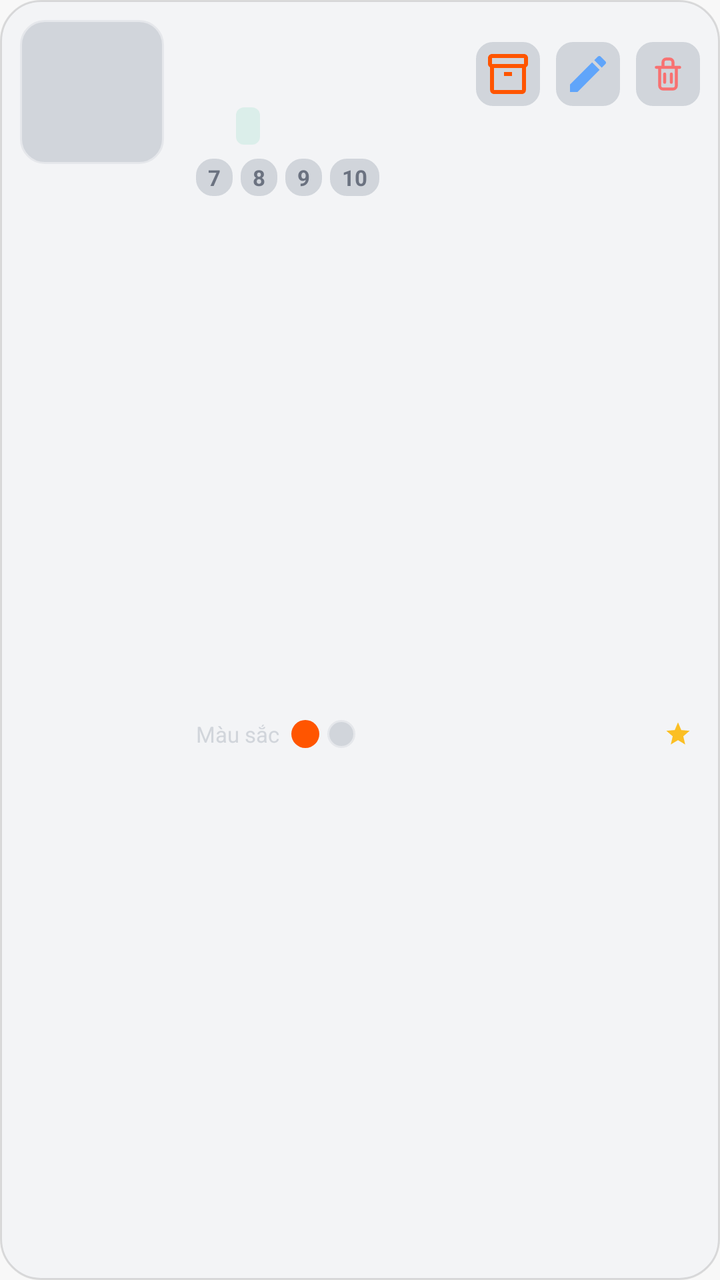
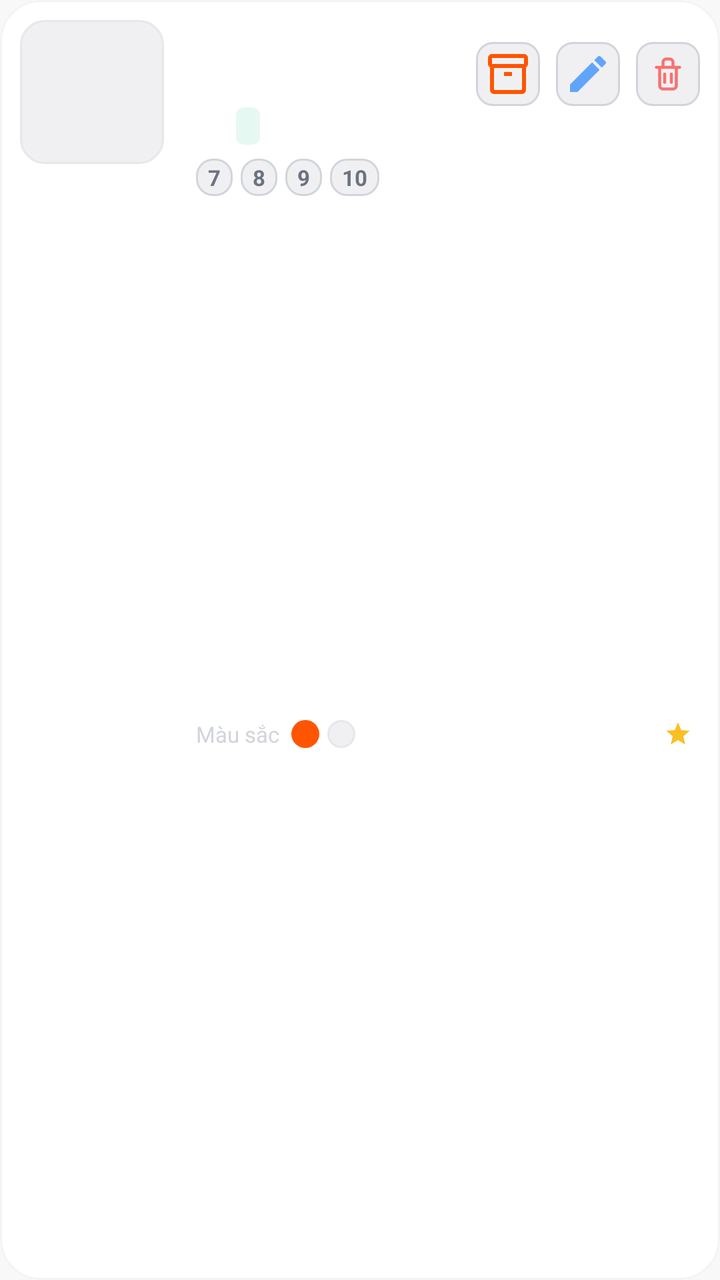

An Android layout rendered at two revisions. The XML below is the earlier revision; the diff shows what the commit changed to produce the second picture.
<!-- AndroidManifest.xml: application theme Theme.SoleStep -->
<!-- res/layout/item_admin_product.xml -->
<?xml version="1.0" encoding="utf-8"?>
<androidx.constraintlayout.widget.ConstraintLayout
    xmlns:android="http://schemas.android.com/apk/res/android"
    xmlns:app="http://schemas.android.com/apk/res-auto"
    android:layout_width="match_parent"
    android:layout_height="wrap_content"
    android:background="@drawable/bg_card_dark"
    android:clickable="true"
    android:focusable="true"
    android:foreground="?attr/selectableItemBackground"
    android:paddingStart="@dimen/space_card_padding"
    android:paddingTop="@dimen/space_card_padding"
    android:paddingEnd="@dimen/space_card_padding"
    android:paddingBottom="@dimen/space_card_padding">

    
    <ImageView
        android:id="@+id/admin_prod_image"
        android:layout_width="72dp"
        android:layout_height="72dp"
        android:background="@drawable/bg_admin_product_image"
        android:contentDescription="@string/product_image_desc"
        android:padding="@dimen/space_4"
        android:scaleType="centerCrop"
        app:layout_constraintStart_toStartOf="parent"
        app:layout_constraintTop_toTopOf="parent" />

    
    <ImageButton
        android:id="@+id/admin_prod_btn_delete"
        android:layout_width="32dp"
        android:layout_height="32dp"
        android:background="@drawable/bg_admin_icon_btn"
        android:contentDescription="@string/action_delete"
        android:padding="@dimen/space_4"
        android:src="@drawable/ic_trash"
        android:tint="@color/status_error_light"
        app:layout_constraintEnd_toEndOf="parent"
        app:layout_constraintBottom_toBottomOf="@id/admin_prod_name"
        app:layout_constraintTop_toTopOf="@id/admin_prod_name" />

    
    <ImageButton
        android:id="@+id/admin_prod_btn_edit"
        android:layout_width="32dp"
        android:layout_height="32dp"
        android:layout_marginEnd="@dimen/space_4"
        android:background="@drawable/bg_admin_icon_btn"
        android:contentDescription="@string/action_edit"
        android:padding="@dimen/space_4"
        android:src="@drawable/ic_edit_pencil"
        android:tint="@color/status_info"
        app:layout_constraintEnd_toStartOf="@id/admin_prod_btn_delete"
        app:layout_constraintBottom_toBottomOf="@id/admin_prod_name"
        app:layout_constraintTop_toTopOf="@id/admin_prod_name" />

    
    <ImageButton
        android:id="@+id/admin_prod_btn_variants"
        android:layout_width="32dp"
        android:layout_height="32dp"
        android:layout_marginEnd="@dimen/space_4"
        android:background="@drawable/bg_admin_icon_btn"
        android:contentDescription="Quản lý biến thể"
        android:padding="@dimen/space_4"
        android:src="@drawable/ic_material_inventory_2"
        android:tint="@color/brand_orange"
        app:layout_constraintEnd_toStartOf="@id/admin_prod_btn_edit"
        app:layout_constraintBottom_toBottomOf="@id/admin_prod_name"
        app:layout_constraintTop_toTopOf="@id/admin_prod_name" />

    
    <TextView
        android:id="@+id/admin_prod_brand"
        android:layout_width="0dp"
        android:layout_height="wrap_content"
        android:layout_marginStart="@dimen/space_8"
        android:layout_marginEnd="@dimen/space_6"
        android:ellipsize="end"
        android:maxLines="1"
        android:textColor="@color/text_dark_muted"
        android:textSize="11sp"
        app:layout_constraintEnd_toStartOf="@id/admin_prod_btn_variants"
        app:layout_constraintStart_toEndOf="@id/admin_prod_image"
        app:layout_constraintTop_toTopOf="@id/admin_prod_image" />

    
    <TextView
        android:id="@+id/admin_prod_name"
        android:layout_width="0dp"
        android:layout_height="wrap_content"
        android:layout_marginStart="@dimen/space_8"
        android:layout_marginTop="@dimen/space_1"
        android:layout_marginEnd="@dimen/space_4"
        android:ellipsize="end"
        android:maxLines="1"
        android:textColor="@color/text_dark_primary"
        android:textSize="15sp"
        android:textStyle="bold"
        app:layout_constraintEnd_toStartOf="@id/admin_prod_badge_new"
        app:layout_constraintStart_toEndOf="@id/admin_prod_image"
        app:layout_constraintTop_toBottomOf="@id/admin_prod_brand" />

    
    <TextView
        android:id="@+id/admin_prod_badge_new"
        android:layout_width="wrap_content"
        android:layout_height="wrap_content"
        android:background="@drawable/bg_badge_orange"
        android:paddingStart="@dimen/space_3"
        android:paddingTop="2dp"
        android:paddingEnd="@dimen/space_3"
        android:paddingBottom="2dp"
        android:text="@string/badge_new"
        android:textColor="@color/brand_white"
        android:textSize="10sp"
        android:textStyle="bold"
        android:visibility="gone"
        app:layout_constraintBottom_toBottomOf="@id/admin_prod_name"
        app:layout_constraintEnd_toStartOf="@id/admin_prod_btn_variants"
        app:layout_constraintTop_toTopOf="@id/admin_prod_name" />

    
    <LinearLayout
        android:id="@+id/admin_prod_price_row"
        android:layout_width="0dp"
        android:layout_height="wrap_content"
        android:layout_marginStart="@dimen/space_8"
        android:layout_marginTop="@dimen/space_3"
        android:gravity="center_vertical"
        android:orientation="horizontal"
        app:layout_constraintEnd_toEndOf="parent"
        app:layout_constraintStart_toEndOf="@id/admin_prod_image"
        app:layout_constraintTop_toBottomOf="@id/admin_prod_name">

        <TextView
            android:id="@+id/admin_prod_price"
            android:layout_width="wrap_content"
            android:layout_height="wrap_content"
            android:textColor="@color/text_accent"
            android:textSize="15sp"
            android:textStyle="bold" />

        <TextView
            android:id="@+id/admin_prod_price_original"
            android:layout_width="wrap_content"
            android:layout_height="wrap_content"
            android:layout_marginStart="@dimen/space_4"
            android:textColor="@color/text_dark_faint"
            android:textSize="12sp" />

        <TextView
            android:id="@+id/admin_prod_stock"
            android:layout_width="wrap_content"
            android:layout_height="wrap_content"
            android:layout_marginStart="@dimen/space_6"
            android:background="@drawable/bg_admin_stock_ok"
            android:paddingStart="@dimen/space_3"
            android:paddingTop="2dp"
            android:paddingEnd="@dimen/space_3"
            android:paddingBottom="2dp"
            android:textColor="@color/status_success_light"
            android:textSize="11sp"
            android:textStyle="bold" />
    </LinearLayout>

    
    <LinearLayout
        android:id="@+id/admin_prod_sizes_row"
        android:layout_width="0dp"
        android:layout_height="wrap_content"
        android:layout_marginStart="@dimen/space_8"
        android:layout_marginTop="@dimen/space_3"
        android:gravity="center_vertical"
        android:orientation="horizontal"
        app:layout_constraintEnd_toEndOf="parent"
        app:layout_constraintStart_toEndOf="@id/admin_prod_image"
        app:layout_constraintTop_toBottomOf="@id/admin_prod_price_row">

        
        <TextView
            android:id="@+id/admin_prod_size_1"
            android:layout_width="wrap_content"
            android:layout_height="wrap_content"
            android:background="@drawable/bg_admin_icon_btn"
            android:paddingStart="@dimen/space_3"
            android:paddingTop="2dp"
            android:paddingEnd="@dimen/space_3"
            android:paddingBottom="2dp"
            android:text="7"
            android:textColor="@color/text_dark_tertiary"
            android:textSize="11sp"
            android:textStyle="bold" />

        <TextView
            android:id="@+id/admin_prod_size_2"
            android:layout_width="wrap_content"
            android:layout_height="wrap_content"
            android:layout_marginStart="@dimen/space_2"
            android:background="@drawable/bg_admin_icon_btn"
            android:paddingStart="@dimen/space_3"
            android:paddingTop="2dp"
            android:paddingEnd="@dimen/space_3"
            android:paddingBottom="2dp"
            android:text="8"
            android:textColor="@color/text_dark_tertiary"
            android:textSize="11sp"
            android:textStyle="bold" />

        <TextView
            android:id="@+id/admin_prod_size_3"
            android:layout_width="wrap_content"
            android:layout_height="wrap_content"
            android:layout_marginStart="@dimen/space_2"
            android:background="@drawable/bg_admin_icon_btn"
            android:paddingStart="@dimen/space_3"
            android:paddingTop="2dp"
            android:paddingEnd="@dimen/space_3"
            android:paddingBottom="2dp"
            android:text="9"
            android:textColor="@color/text_dark_tertiary"
            android:textSize="11sp"
            android:textStyle="bold" />

        <TextView
            android:id="@+id/admin_prod_size_4"
            android:layout_width="wrap_content"
            android:layout_height="wrap_content"
            android:layout_marginStart="@dimen/space_2"
            android:background="@drawable/bg_admin_icon_btn"
            android:paddingStart="@dimen/space_3"
            android:paddingTop="2dp"
            android:paddingEnd="@dimen/space_3"
            android:paddingBottom="2dp"
            android:text="10"
            android:textColor="@color/text_dark_tertiary"
            android:textSize="11sp"
            android:textStyle="bold" />

        <TextView
            android:id="@+id/admin_prod_size_more"
            android:layout_width="wrap_content"
            android:layout_height="wrap_content"
            android:layout_marginStart="@dimen/space_2"
            android:background="@drawable/bg_badge_orange"
            android:paddingStart="@dimen/space_3"
            android:paddingTop="2dp"
            android:paddingEnd="@dimen/space_3"
            android:paddingBottom="2dp"
            android:textColor="@color/brand_white"
            android:textSize="11sp"
            android:textStyle="bold"
            android:visibility="gone" />
    </LinearLayout>

    
    <LinearLayout
        android:id="@+id/admin_prod_bottom_row"
        android:layout_width="0dp"
        android:layout_height="wrap_content"
        android:layout_marginStart="@dimen/space_8"
        android:layout_marginTop="@dimen/space_3"
        android:gravity="center_vertical"
        android:orientation="horizontal"
        app:layout_constraintBottom_toBottomOf="parent"
        app:layout_constraintEnd_toEndOf="parent"
        app:layout_constraintStart_toEndOf="@id/admin_prod_image"
        app:layout_constraintTop_toBottomOf="@id/admin_prod_sizes_row">

        <TextView
            android:layout_width="wrap_content"
            android:layout_height="wrap_content"
            android:text="@string/admin_colors_label"
            android:textColor="@color/text_dark_faint"
            android:textSize="11sp" />

        
        <View
            android:id="@+id/admin_prod_color_1"
            android:layout_width="14dp"
            android:layout_height="14dp"
            android:layout_marginStart="@dimen/space_3"
            android:background="@drawable/bg_circle_orange" />

        <View
            android:id="@+id/admin_prod_color_2"
            android:layout_width="14dp"
            android:layout_height="14dp"
            android:layout_marginStart="@dimen/space_2"
            android:background="@drawable/bg_admin_product_image" />

        
        <View
            android:layout_width="0dp"
            android:layout_height="1dp"
            android:layout_weight="1" />

        
        <ImageView
            android:layout_width="14dp"
            android:layout_height="14dp"
            android:contentDescription="@null"
            android:src="@drawable/ic_star"
            android:tint="@color/star_filled" />

        <TextView
            android:id="@+id/admin_prod_rating"
            android:layout_width="wrap_content"
            android:layout_height="wrap_content"
            android:layout_marginStart="@dimen/space_2"
            android:textColor="@color/text_dark_tertiary"
            android:textSize="12sp" />
    </LinearLayout>

</androidx.constraintlayout.widget.ConstraintLayout>
<!-- resources referenced by this layout -->
<resources>
  <color name="brand_orange">#FF5500</color>
  <color name="brand_white">#FFFFFF</color>
  <color name="star_filled">#FBBF24</color>
  <color name="status_info">#60A5FA</color>
  <color name="text_accent">#FF5500</color>
  <color name="text_dark_faint">#D1D5DB</color>
  <color name="text_dark_muted">#9CA3AF</color>
  <color name="text_dark_primary">#0A0A0A</color>
  <color name="text_dark_tertiary">#6B7280</color>
  <dimen name="space_1">2dp</dimen>
  <dimen name="space_2">4dp</dimen>
  <dimen name="space_3">6dp</dimen>
  <dimen name="space_4">8dp</dimen>
  <dimen name="space_6">12dp</dimen>
  <dimen name="space_8">16dp</dimen>
  <!-- drawable bg_admin_icon_btn (drawable) -->
  <?xml version="1.0" encoding="utf-8"?>
  <shape xmlns:android="http://schemas.android.com/apk/res/android"
      android:shape="rectangle">
      <solid android:color="@color/bg_dark_surface_4" />
      <corners android:radius="@dimen/radius_sm" />
      <stroke
          android:width="@dimen/stroke_thin"
          android:color="@color/border_dark_medium" />
  </shape>
  <!-- drawable bg_admin_product_image (drawable) -->
  <?xml version="1.0" encoding="utf-8"?>
  <shape xmlns:android="http://schemas.android.com/apk/res/android"
      android:shape="rectangle">
      <solid android:color="@color/bg_dark_surface_4" />
      <corners android:radius="@dimen/radius_md" />
      <stroke
          android:width="@dimen/stroke_thin"
          android:color="@color/border_dark_normal" />
  </shape>
  <!-- drawable bg_card_dark (drawable) -->
  <?xml version="1.0" encoding="utf-8"?>
  <shape xmlns:android="http://schemas.android.com/apk/res/android"
      android:shape="rectangle">
      <solid android:color="@color/bg_dark_surface_2" />
      <corners android:radius="@dimen/radius_card" />
      <stroke
          android:width="@dimen/stroke_thin"
          android:color="@color/border_dark_light" />
  </shape>
  <string name="action_delete">Xóa</string>
  <string name="action_edit">Sửa</string>
  <string name="badge_new">MỚI</string>
  <color name="bg_dark_surface_4">#D1D5DB</color>
  <dimen name="radius_sm">8dp</dimen>
  <dimen name="stroke_thin">1dp</dimen>
  <color name="border_dark_medium">#D1D5DB</color>
  <dimen name="radius_md">12dp</dimen>
  <color name="border_dark_normal">#E5E7EB</color>
  <dimen name="radius_xs">4dp</dimen>
  <dimen name="radius_badge">8dp</dimen>
  <dimen name="radius_card">20dp</dimen>
  <color name="border_dark_light">#1F000000</color>
  <color name="status_error">#EF4444</color>
  <color name="brand_black">#0A0A0A</color>
  <color name="bg_primary">#FFFFFF</color>
  <color name="text_primary">#0A0A0A</color>
  <color name="bg_secondary">#F8F8F8</color>
  <dimen name="radius_lg">16dp</dimen>
  <dimen name="radius_2xl">24dp</dimen>
  <dimen name="font_display">48sp</dimen>
  <dimen name="font_title_large">24sp</dimen>
  <dimen name="font_title">20sp</dimen>
  <dimen name="font_headline">18sp</dimen>
  <dimen name="font_subheading">16sp</dimen>
  <dimen name="font_label">14sp</dimen>
  <color name="text_secondary">#374151</color>
  <dimen name="font_body">13sp</dimen>
  <dimen name="font_caption">11sp</dimen>
  <color name="text_tertiary">#6B7280</color>
  <dimen name="font_caption_small">10sp</dimen>
  <color name="text_muted">#9CA3AF</color>
  <dimen name="font_overline">9sp</dimen>
  <dimen name="elev_bottom_nav">8dp</dimen>
  <dimen name="bottom_nav_height">88dp</dimen>
  <dimen name="radius_button">20dp</dimen>
  <dimen name="btn_height_large">52dp</dimen>
  <dimen name="space_16">32dp</dimen>
  <dimen name="elev_raised">4dp</dimen>
  <color name="border_normal">#E5E7EB</color>
  <dimen name="radius_input">20dp</dimen>
  <dimen name="radius_chip">12dp</dimen>
  <dimen name="space_12">24dp</dimen>
  <dimen name="btn_height_tiny">28dp</dimen>
  <dimen name="elev_card">2dp</dimen>
  <color name="border_light">#F3F4F6</color>
  <dimen name="toolbar_height">56dp</dimen>
  <dimen name="elev_top_bar">4dp</dimen>
  <dimen name="elev_fab">6dp</dimen>
  <!-- unchanged entries left out for length: 39 -->
</resources>

<!-- the commit's change to res/layout/item_admin_product.xml (unified diff, before → after) -->
@@ -4,7 +4,7 @@
     xmlns:app="http://schemas.android.com/apk/res-auto"
     android:layout_width="match_parent"
     android:layout_height="wrap_content"
-    android:background="@drawable/bg_card_dark"
+    android:background="@drawable/bg_card_light"
     android:clickable="true"
     android:focusable="true"
     android:foreground="?attr/selectableItemBackground"
@@ -78,7 +78,7 @@
         android:layout_marginEnd="@dimen/space_6"
         android:ellipsize="end"
         android:maxLines="1"
-        android:textColor="@color/text_dark_muted"
+        android:textColor="@color/text_muted"
         android:textSize="11sp"
         app:layout_constraintEnd_toStartOf="@id/admin_prod_btn_variants"
         app:layout_constraintStart_toEndOf="@id/admin_prod_image"
@@ -94,7 +94,7 @@
         android:layout_marginEnd="@dimen/space_4"
         android:ellipsize="end"
         android:maxLines="1"
-        android:textColor="@color/text_dark_primary"
+        android:textColor="@color/text_primary"
         android:textSize="15sp"
         android:textStyle="bold"
         app:layout_constraintEnd_toStartOf="@id/admin_prod_badge_new"
@@ -146,7 +146,7 @@
             android:layout_width="wrap_content"
             android:layout_height="wrap_content"
             android:layout_marginStart="@dimen/space_4"
-            android:textColor="@color/text_dark_faint"
+            android:textColor="@color/text_placeholder"
             android:textSize="12sp" />
 
         <TextView
@@ -188,7 +188,7 @@
             android:paddingEnd="@dimen/space_3"
             android:paddingBottom="2dp"
             android:text="7"
-            android:textColor="@color/text_dark_tertiary"
+            android:textColor="@color/text_tertiary"
             android:textSize="11sp"
             android:textStyle="bold" />
 
@@ -203,7 +203,7 @@
             android:paddingEnd="@dimen/space_3"
             android:paddingBottom="2dp"
             android:text="8"
-            android:textColor="@color/text_dark_tertiary"
+            android:textColor="@color/text_tertiary"
             android:textSize="11sp"
             android:textStyle="bold" />
 
@@ -218,7 +218,7 @@
             android:paddingEnd="@dimen/space_3"
             android:paddingBottom="2dp"
             android:text="9"
-            android:textColor="@color/text_dark_tertiary"
+            android:textColor="@color/text_tertiary"
             android:textSize="11sp"
             android:textStyle="bold" />
 
@@ -233,7 +233,7 @@
             android:paddingEnd="@dimen/space_3"
             android:paddingBottom="2dp"
             android:text="10"
-            android:textColor="@color/text_dark_tertiary"
+            android:textColor="@color/text_tertiary"
             android:textSize="11sp"
             android:textStyle="bold" />
 
@@ -271,7 +271,7 @@
             android:layout_width="wrap_content"
             android:layout_height="wrap_content"
             android:text="@string/admin_colors_label"
-            android:textColor="@color/text_dark_faint"
+            android:textColor="@color/text_placeholder"
             android:textSize="11sp" />
 
         
@@ -308,7 +308,7 @@
             android:layout_width="wrap_content"
             android:layout_height="wrap_content"
             android:layout_marginStart="@dimen/space_2"
-            android:textColor="@color/text_dark_tertiary"
+            android:textColor="@color/text_tertiary"
             android:textSize="12sp" />
     </LinearLayout>
 
<!-- resource entries referenced after the edit -->
@@ -5,10 +5,6 @@
   <color name="star_filled">#FBBF24</color>
   <color name="status_info">#60A5FA</color>
   <color name="text_accent">#FF5500</color>
-  <color name="text_dark_faint">#D1D5DB</color>
-  <color name="text_dark_muted">#9CA3AF</color>
-  <color name="text_dark_primary">#0A0A0A</color>
-  <color name="text_dark_tertiary">#6B7280</color>
   <dimen name="space_1">2dp</dimen>
   <dimen name="space_2">4dp</dimen>
   <dimen name="space_3">6dp</dimen>
@@ -19,45 +15,43 @@
   <?xml version="1.0" encoding="utf-8"?>
   <shape xmlns:android="http://schemas.android.com/apk/res/android"
       android:shape="rectangle">
-      <solid android:color="@color/bg_dark_surface_4" />
+      <solid android:color="@color/bg_input" />
       <corners android:radius="@dimen/radius_sm" />
       <stroke
           android:width="@dimen/stroke_thin"
-          android:color="@color/border_dark_medium" />
+          android:color="@color/border_medium" />
   </shape>
   <!-- drawable bg_admin_product_image (drawable) -->
   <?xml version="1.0" encoding="utf-8"?>
   <shape xmlns:android="http://schemas.android.com/apk/res/android"
       android:shape="rectangle">
-      <solid android:color="@color/bg_dark_surface_4" />
+      <solid android:color="@color/bg_input" />
       <corners android:radius="@dimen/radius_md" />
       <stroke
           android:width="@dimen/stroke_thin"
-          android:color="@color/border_dark_normal" />
+          android:color="@color/border_normal" />
   </shape>
-  <!-- drawable bg_card_dark (drawable) -->
+  <!-- drawable bg_card_light (drawable) -->
   <?xml version="1.0" encoding="utf-8"?>
   <shape xmlns:android="http://schemas.android.com/apk/res/android"
       android:shape="rectangle">
-      <solid android:color="@color/bg_dark_surface_2" />
+      <solid android:color="@color/bg_primary" />
       <corners android:radius="@dimen/radius_card" />
       <stroke
           android:width="@dimen/stroke_thin"
-          android:color="@color/border_dark_light" />
+          android:color="@color/border_light" />
   </shape>
   <string name="action_delete">Xóa</string>
   <string name="action_edit">Sửa</string>
   <string name="badge_new">MỚI</string>
-  <color name="bg_dark_surface_4">#D1D5DB</color>
+  <color name="bg_input">#F0F0F2</color>
   <dimen name="radius_sm">8dp</dimen>
   <dimen name="stroke_thin">1dp</dimen>
-  <color name="border_dark_medium">#D1D5DB</color>
+  <color name="border_medium">#D1D5DB</color>
   <dimen name="radius_md">12dp</dimen>
-  <color name="border_dark_normal">#E5E7EB</color>
   <dimen name="radius_xs">4dp</dimen>
   <dimen name="radius_badge">8dp</dimen>
   <dimen name="radius_card">20dp</dimen>
-  <color name="border_dark_light">#1F000000</color>
   <color name="status_error">#EF4444</color>
   <color name="brand_black">#0A0A0A</color>
   <color name="bg_primary">#FFFFFF</color>
